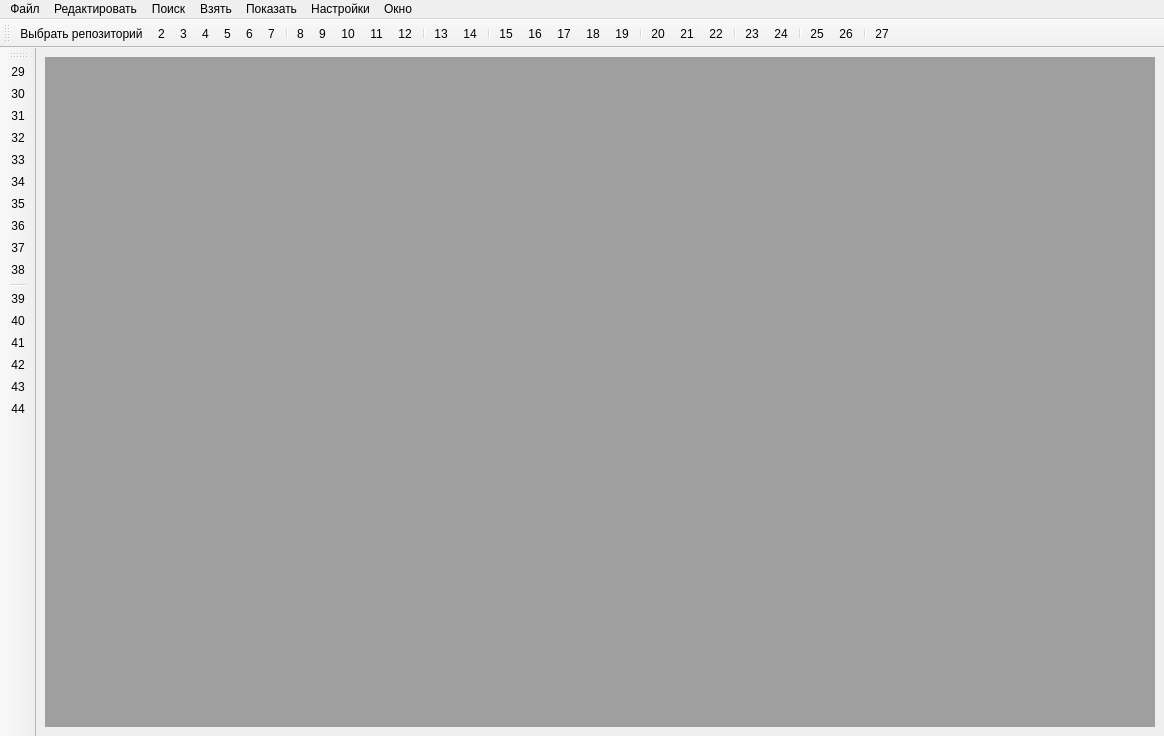
Old version of the form mainwindow.ui in the repository iliner23/openRadar.
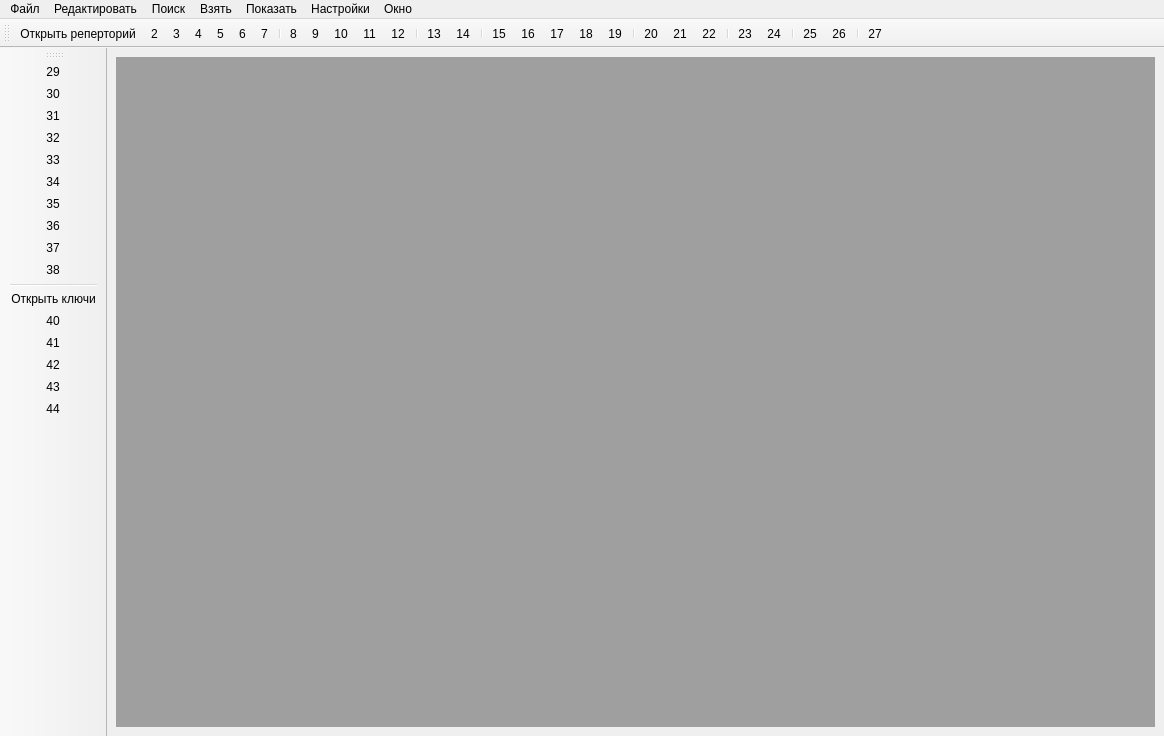
New version of the form. Icons and pictures are not drawn.

```diff
--- a/mainwindow.ui
+++ b/mainwindow.ui
@@ -175,10 +175,10 @@
      <normaloff>:/icons/res/Bitmap7.bmp</normaloff>:/icons/res/Bitmap7.bmp</iconset>
    </property>
    <property name="text">
-    <string>Выбрать репозиторий</string>
+    <string>Открыть реперторий</string>
    </property>
    <property name="iconText">
-    <string>Выбрать репозиторий</string>
+    <string>Открыть реперторий</string>
    </property>
    <property name="toolTip">
     <string>Выбрать репозиторий</string>
@@ -525,7 +525,13 @@
      <normaloff>:/icons/res/Bitmap25.bmp</normaloff>:/icons/res/Bitmap25.bmp</iconset>
    </property>
    <property name="text">
-    <string>39</string>
+    <string>Открыть ключи</string>
+   </property>
+   <property name="toolTip">
+    <string>Открыть ключи</string>
+   </property>
+   <property name="iconVisibleInMenu">
+    <bool>false</bool>
    </property>
   </action>
   <action name="action40">
```
Left out of the diff: 4 changed lines with no effect on the pictures.
